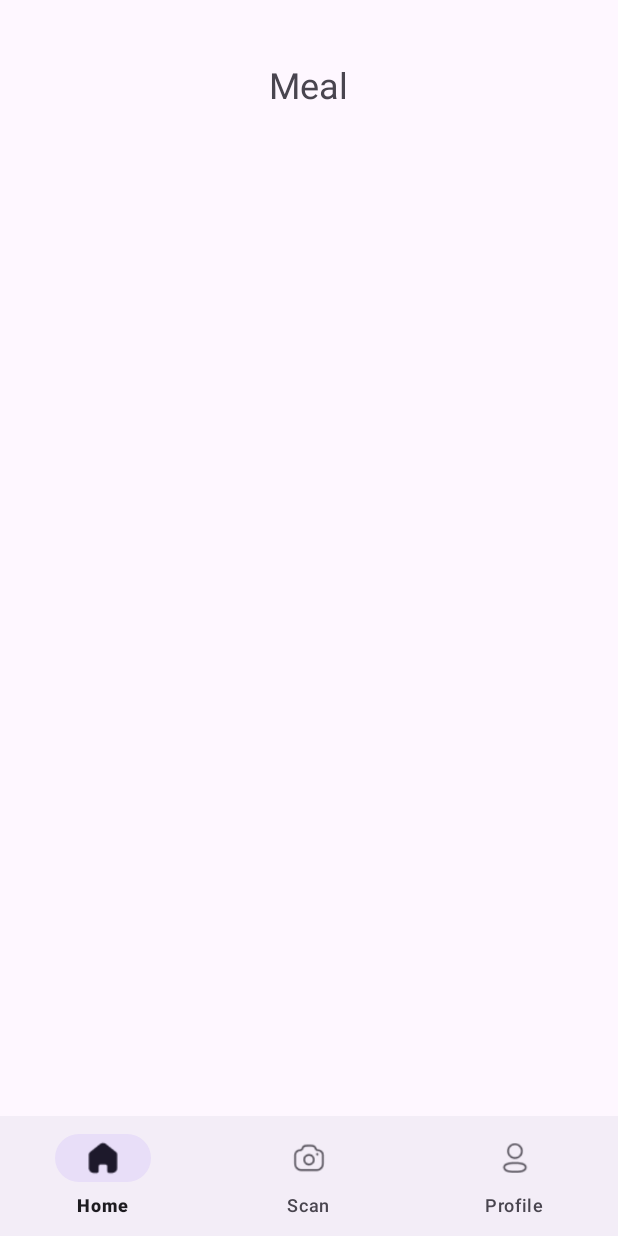
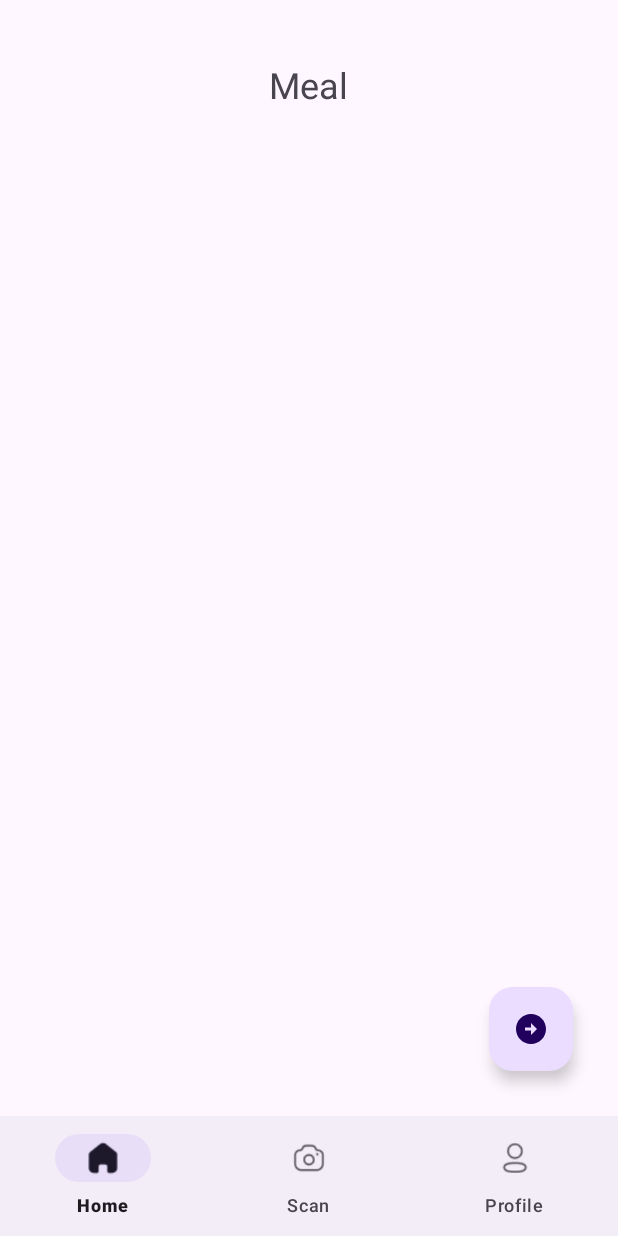
Before and after one commit to szeyu/GoodFood, an Android app: the Calories screen opened directly, with no data from a screen before it, on a phone screen of 412 x 824 dp. Run offline under Robolectric (Android 15) with nearby library versions, the phone set to English and light mode, and no system bars; Roboto replaces fonts that are not available here; 1 statement that could not run was skipped.

Commit message:
add a floating button in activity_calories.xml

```diff
--- a/app/src/main/res/layout/activity_calories.xml
+++ b/app/src/main/res/layout/activity_calories.xml
@@ -28,17 +28,20 @@
         app:layout_constraintTop_toBottomOf="@+id/textView8"
         tools:srcCompat="@drawable/burger_image" />
 
-    <Button
-        android:id="@+id/button"
+    <com.google.android.material.floatingactionbutton.FloatingActionButton
+        android:id="@+id/floatingActionButton"
         android:layout_width="wrap_content"
         android:layout_height="wrap_content"
-        android:layout_marginEnd="24dp"
-        android:layout_marginBottom="28dp"
-        android:text="Confirm"
+        android:layout_marginEnd="30dp"
+        android:layout_marginBottom="30dp"
+        android:clickable="true"
         app:layout_constraintBottom_toBottomOf="parent"
-        app:layout_constraintEnd_toEndOf="parent" />
+        app:layout_constraintBottom_toTopOf="@+id/frameLayout2"
+        app:layout_constraintEnd_toEndOf="parent"
+        app:srcCompat="@drawable/baseline_arrow_circle_right_24" />
 
     <ScrollView
+        android:id="@+id/scrollView2"
         android:layout_width="match_parent"
         android:layout_height="0dp"
         app:layout_constraintBottom_toTopOf="@+id/frameLayout2"
```
